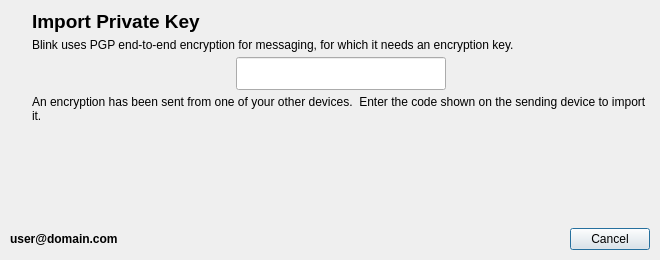
Before: the Qt Designer form resources/import_private_key_dialog.ui in AGProjects/blink-qt, drawn with Qt 5.
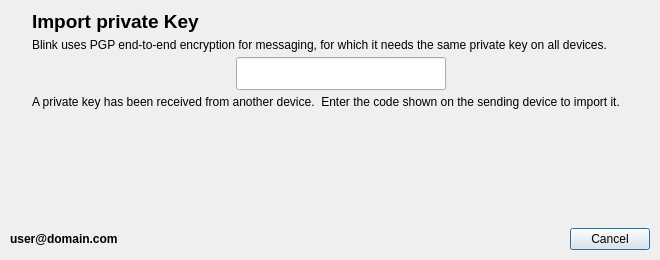
After: the same form once the commit is applied. Icons and pictures are not drawn.

Commit message: Refactor text of private key import/export dialogs

Patch:
```diff
--- a/resources/import_private_key_dialog.ui
+++ b/resources/import_private_key_dialog.ui
@@ -80,14 +80,14 @@
         </font>
        </property>
        <property name="text">
-        <string>Import Private Key</string>
+        <string>Import private Key</string>
        </property>
       </widget>
      </item>
      <item>
       <widget class="QLabel" name="label_2">
        <property name="text">
-        <string>Blink uses PGP end-to-end encryption for messaging, for which it needs an encryption key.</string>
+        <string>Blink uses PGP end-to-end encryption for messaging, for which it needs the same private key on all devices.</string>
        </property>
        <property name="wordWrap">
         <bool>true</bool>
@@ -170,7 +170,7 @@
         </font>
        </property>
        <property name="text">
-        <string>An encryption has been sent from one of your other devices.  Enter the code shown on the sending device to import it.</string>
+        <string>A private key has been received from another device.  Enter the code shown on the sending device to import it.</string>
        </property>
        <property name="scaledContents">
         <bool>false</bool>
```
Left out of the diff: 2 changed lines with no effect on the pictures. The commit also changes 3 other files.
